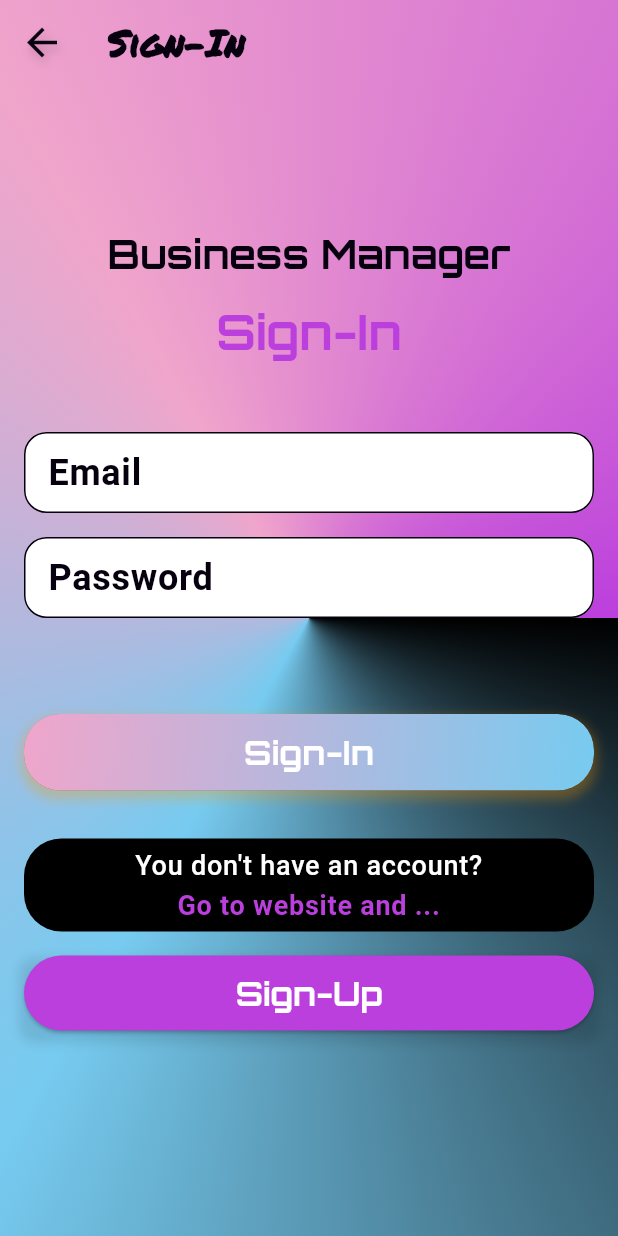
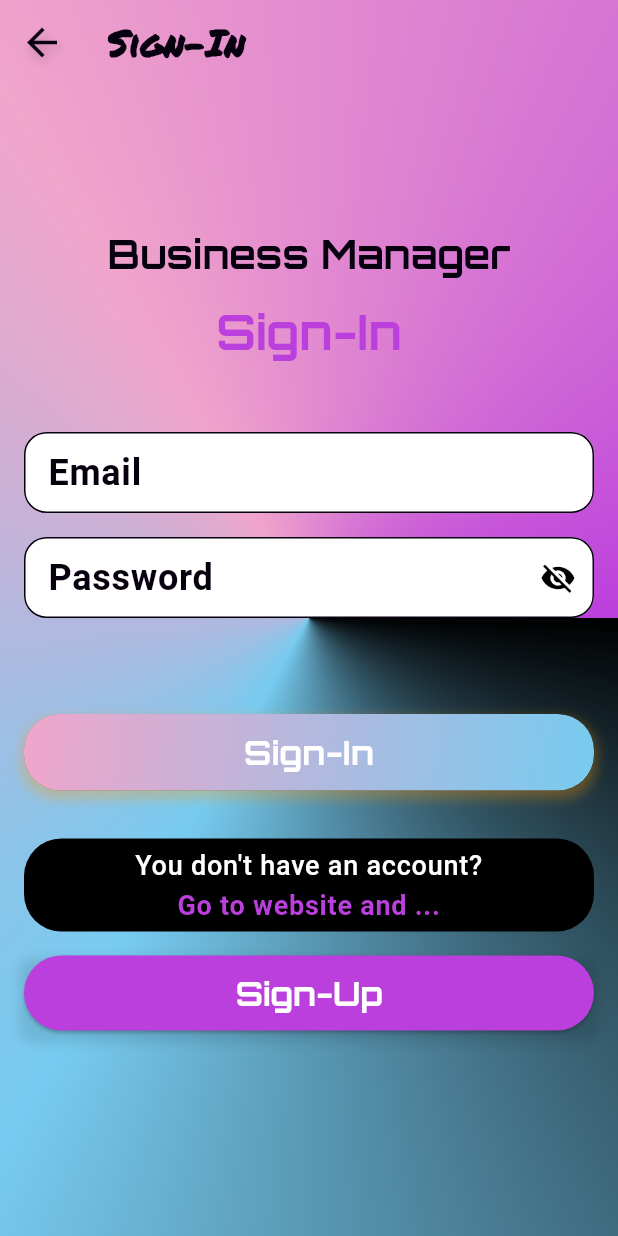
Before and after one commit to MichaelHiszpanski/business_manager, a Flutter app: the SignInScreen screen opened by its route, on a phone screen of 412 x 824 dp. Run offline on Flutter 3.47's test engine with Material 3 defaults, Android fonts, the phone set to English and light mode, and no system bars; our stand-ins replace auto_route, auto_size_text, bloc, connectivity_plus, equatable, fl_chart and 14 more; accounts and stored records are empty; generated files the repository leaves out were written again; Roboto replaces fonts that are missing (Suse); project files that could hold a hidden picture were left out.

Commit message:
password input

```diff
--- a/lib/core/widgets/outlined_text_field/outlined_text_field.dart
+++ b/lib/core/widgets/outlined_text_field/outlined_text_field.dart
@@ -6,12 +6,14 @@ class OutlinedTextField extends StatefulWidget {
   final String labelText;
   final String hintText;
   final TextEditingController inputValue;
+  final bool isPassword;
 
   const OutlinedTextField({
     super.key,
     required this.labelText,
     required this.hintText,
     required this.inputValue,
+    this.isPassword = false,
   });
 
   @override
@@ -19,10 +21,14 @@ class OutlinedTextField extends StatefulWidget {
 }
 
 class _OutlinedTextFieldState extends State<OutlinedTextField> {
+  bool _isPasswordVisible = true;
+
   @override
   Widget build(BuildContext context) {
     return TextField(
       controller: widget.inputValue,
+      obscuringCharacter: '•',
+      obscureText: widget.isPassword ? _isPasswordVisible : false,
       decoration: InputDecoration(
         labelText: widget.labelText,
         labelStyle: const TextStyle(
@@ -66,6 +72,18 @@ class _OutlinedTextFieldState extends State<OutlinedTextField> {
           ),
         ),
         fillColor: Colors.white,
+        suffixIcon: widget.isPassword
+            ? IconButton(
+                icon: Icon(
+                  _isPasswordVisible ? Icons.visibility_off : Icons.visibility,
+                ),
+                onPressed: () {
+                  setState(() {
+                    _isPasswordVisible = !_isPasswordVisible;
+                  });
+                },
+              )
+            : null, // Only show icon for password fields
       ),
     );
   }
--- a/lib/feature/auth/sign_in/sign_in_screen.dart
+++ b/lib/feature/auth/sign_in/sign_in_screen.dart
@@ -30,6 +30,7 @@ class _SignInScreenState extends State<SignInScreen> {
   final TextEditingController _passwordController = TextEditingController();
   String? _errorMessage;
   bool _isLoading = false;
+  bool _isObscured = true;
 
   @override
   Widget build(BuildContext context) {
@@ -93,7 +94,9 @@ class _SignInScreenState extends State<SignInScreen> {
               labelText: context.strings.password,
               hintText: context.strings.enter_password,
               inputValue: _passwordController,
+              isPassword: true,
             ),
+
             const SizedBox(height: Constants.padding16 * 4),
             PrimaryButton(
               onPressed: () =>
```
Also changed, not shown: lib/feature/services/to_do_list/presentation/screens/to_do_list_screen.dart (+23 -5 lines), 4 other files.
